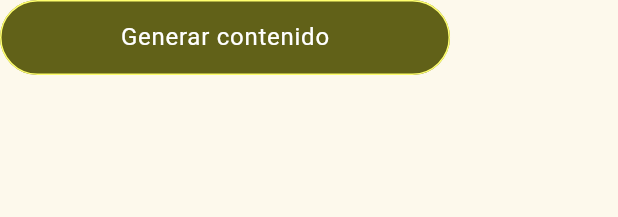
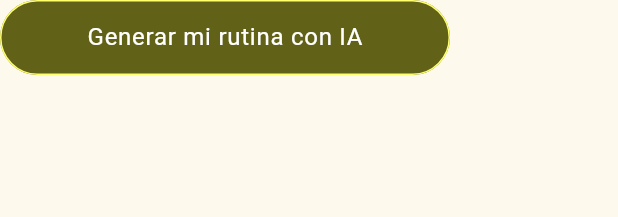
Before and after one commit to SamaritanoDev/assistantwithai, a Flutter app: the MyOutlinedButton widget shown alone on an empty page, opened directly, on a phone screen of 412 x 824 dp. Shown: the top 217 px of the screen. Run offline on Flutter 3.47's test engine with Material 3 defaults, Android fonts, the phone set to English and light mode, and no system bars; our stand-ins replace file_picker, google_generative_ai; network calls fail.

Commit message:
chore: diseño de la pantalla personalización de rutina

```diff
--- a/lib/src/common_widgets/outline_button.dart
+++ b/lib/src/common_widgets/outline_button.dart
@@ -3,10 +3,12 @@ import 'package:flutter/material.dart';
 
 class MyOutlinedButton extends StatelessWidget {
   final VoidCallback onPressed;
+  final String? valueTitle;
 
   const MyOutlinedButton({
     super.key,
     required this.onPressed,
+    this.valueTitle,
   });
 
   @override
@@ -18,7 +20,7 @@ class MyOutlinedButton extends StatelessWidget {
 
     return OutlinedButton.icon(
       onPressed: onPressed,
-      label: Text('Generar contenido', style: textButtonStyle),
+      label: Text(valueTitle ?? 'Generar contenido', style: textButtonStyle),
       style: OutlinedButton.styleFrom(
         backgroundColor: color.primary,
         side: const BorderSide(color: Color(myColorPrimary)),
--- a/lib/src/constants/assets.dart
+++ b/lib/src/constants/assets.dart
@@ -2,4 +2,4 @@ const fitnessApp = 'assets/undraw_fitness_tracker.png';
 const personalTraining = 'assets/undraw_personal_training.png';
 const training = 'assets/undraw_Working_out_re_nhkg.png';
 
-const apiKeyValue = 'AIzaSyCBV9-FMYUMukARV9xkQbPcFPCevXb0XzQ';
+const apiKeyValue = 'VALUE API KEY';
--- a/lib/src/features/image_upload/presentation/screens/image_upload_screen.dart
+++ b/lib/src/features/image_upload/presentation/screens/image_upload_screen.dart
@@ -71,9 +71,6 @@ class _ImageuploadscreenState extends State<Imageuploadscreen> {
             jsonData.map((item) => ContentOptions.fromJson(item)).toList();
         isLoading = false; // Detener el indicador de progreso
       });
-
-      // Mostrar el modal solo si se cargaron los datos correctamente
-      if (contendOptions.isNotEmpty) {}
     } catch (e) {
       // Manejar error y detener el indicador de progreso
       setState(() {
@@ -93,7 +90,7 @@ class _ImageuploadscreenState extends State<Imageuploadscreen> {
       appBar: AppBar(
         backgroundColor: const Color(myColorPrimary),
         title: const Text(
-          'RutinaPro: Generador de Rutina',
+          'RutinaPro IA: Generador de Rutina',
         ),
       ),
       body: Container(
@@ -128,6 +125,7 @@ class _ImageuploadscreenState extends State<Imageuploadscreen> {
                   ? CircularProgressIndicator(
                       color: color.secondary,
                       semanticsLabel: 'Generando contenido con IA',
+                      semanticsValue: 'Generando contenido con IA',
                     )
                   : const SizedBox(),
               const SizedBox(height: 30),
--- a/lib/src/features/image_upload/services/instruction_promt.dart
+++ b/lib/src/features/image_upload/services/instruction_promt.dart
@@ -12,6 +12,7 @@ class Instruction {
     final prompt = TextPart(
         'En idioma español puedes genera un único contenido, porque eres un entrenador personal de ejericio fisico, y en base a está imagen, que es un equipo de ejericio para entrenar, genera contenido utilizando este esquema JSON:\n\n'
         'Y para el campo availablePhotoEquipment lista los equipos que hay en la imagen o foto.\n'
+        'Y para el campo experienceLevel que sea más de unnivel.\n'
         'ContentOptions = {"idContentOptions": string, "exerciseGoal": List<String>, "experienceLevel": List<String>, "desiredDurationOfTheRoutine": List<String>, "availablePhotoEquipment": List<String>}\n'
         'Return: Array<ContentOptions>');
 
--- a/lib/src/features/input_promt/presentation/screens/image_preview_screen.dart
+++ b/lib/src/features/input_promt/presentation/widgets/image_preview.dart
@@ -1,10 +1,10 @@
 import 'dart:typed_data';
 import 'package:flutter/material.dart';
 
-class ImagePreviewScreen extends StatelessWidget {
+class ImagePreview extends StatelessWidget {
   final Uint8List imageBytes;
 
-  const ImagePreviewScreen({
+  const ImagePreview({
     super.key,
     required this.imageBytes,
   });
--- a/lib/src/features/input_promt/presentation/widgets/sliding_rotine.dart
+++ b/lib/src/features/input_promt/presentation/widgets/sliding_rotine.dart
@@ -1,5 +1,5 @@
 import 'dart:typed_data';
-import 'package:assistantwithai/src/features/input_promt/presentation/screens/image_preview_screen.dart';
+import 'package:assistantwithai/src/features/input_promt/presentation/widgets/image_preview.dart';
 import 'package:flutter/material.dart';
 import 'package:assistantwithai/src/features/input_promt/data/models/content_options.dart';
 
@@ -74,7 +74,7 @@ class _SlidingRoutineState extends State<SlidingRoutine> {
                     style: TextStyle(fontSize: 20, fontWeight: FontWeight.bold),
                   ),
                 ),
-                ImagePreviewScreen(imageBytes: widget.imageBytes),
+                ImagePreview(imageBytes: widget.imageBytes),
               ],
             ),
             const SizedBox(height: 20),
```
Also changed, not shown: lib/src/features/input_promt/presentation/screens/personalization_routine_screen.dart (+18 -8 lines), lib/src/utils/show_popup.dart (deleted).
